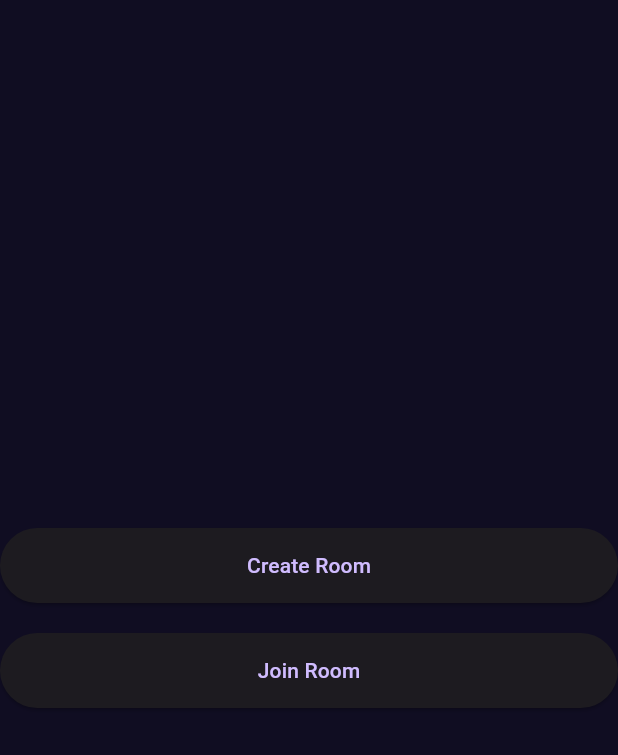
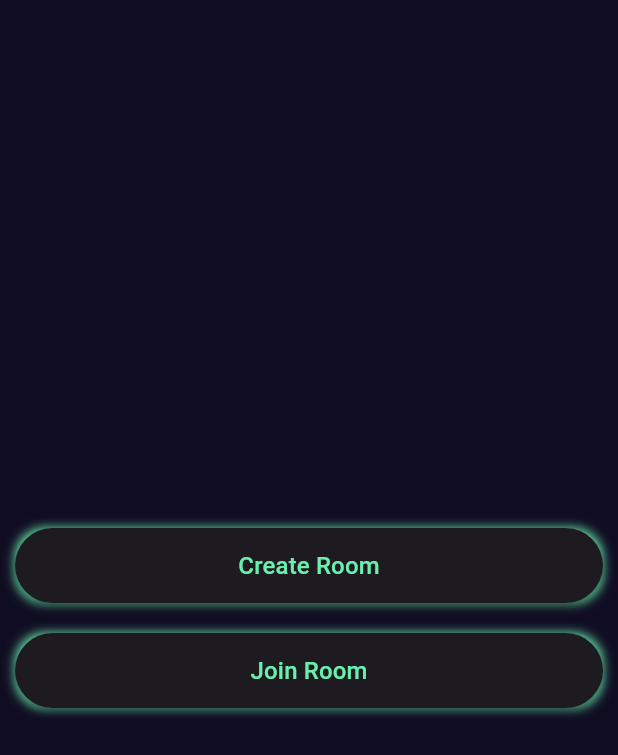
Before and after one commit to Oskarp88/tres-en-raya-online---flutter-node-and-socket, a Flutter app: the screen it shows after launch, on a phone screen of 412 x 824 dp. Shown: the top 755 px of the screen. Run offline on Flutter 3.47's test engine with Material 3 defaults, Android fonts, the phone set to English and light mode, and no system bars.

Commit message:
responsive

```diff
--- a/lib/main.dart
+++ b/lib/main.dart
@@ -17,6 +17,9 @@ class MyApp extends StatelessWidget {
       theme: ThemeData.dark().copyWith(
         scaffoldBackgroundColor: BgColor
       ),
+      routes: {
+        MenuMainScreen.routeName : (context) => const MenuMainScreen(),
+      },
       home: const MenuMainScreen(),
     );
   }
--- /dev/null
+++ b/lib/responsive/responsive.dart
@@ -0,0 +1,19 @@
+import 'package:flutter/material.dart';
+
+class Responsive extends StatelessWidget {
+  const Responsive({super.key, required this.child});
+
+  final Widget child;
+
+  @override
+  Widget build(BuildContext context) {
+    return Center(
+      child: ConstrainedBox(
+        constraints: const BoxConstraints(
+          maxWidth: 600
+        ),
+        child: child,
+      ),
+    );
+  }
+}
--- a/lib/screens/menu_main_screen.dart
+++ b/lib/screens/menu_main_screen.dart
@@ -1,13 +1,17 @@
 import 'package:flutter/material.dart';
+import 'package:tictactoe/responsive/responsive.dart';
 import 'package:tictactoe/widgets/custom/custom_button.dart';
 
 class MenuMainScreen extends StatelessWidget {
   const MenuMainScreen({super.key});
-
+  static String routeName = '/main-menu';
   @override
   Widget build(BuildContext context) {
     return Scaffold(
-      body: Column(
+      body: Responsive(
+        child: Padding(
+          padding: const EdgeInsets.only(left: 10, right: 10),
+          child: Column(
             mainAxisAlignment: MainAxisAlignment.center,
             children: [
               CustomButton(
@@ -20,6 +24,8 @@ class MenuMainScreen extends StatelessWidget {
                 text: 'Join Room'
               ),
             ],
+          ),
+        ),
       )
     );
   }
--- a/lib/widgets/custom/custom_button.dart
+++ b/lib/widgets/custom/custom_button.dart
@@ -13,7 +13,18 @@ class CustomButton extends StatelessWidget {
   @override
   Widget build(BuildContext context) {
     final width = MediaQuery.of(context).size.width;
-    return ElevatedButton(
+    return Container(
+      decoration: const BoxDecoration(
+        borderRadius: BorderRadius.all(Radius.circular(20)),
+        boxShadow: [
+          BoxShadow(
+            color: Colors.greenAccent,
+            blurRadius: 5,
+            spreadRadius: 0
+          )
+        ]
+      ),
+      child: ElevatedButton(
         onPressed: onTap,
         style: ElevatedButton.styleFrom(
           minimumSize: Size(
@@ -21,7 +32,14 @@ class CustomButton extends StatelessWidget {
             50
           )
         ),
-      child: Text(text),
+        child: Text(
+          text,
+          style: const TextStyle(
+            fontSize: 16,
+            color: Colors.greenAccent
+          ),
+        ),
+      ),
     );
   }
 }
```
Also changed, not shown: lib/widgets/room/create_room_screen.dart (added). Lines whose indentation alone changed are shown as unchanged.
